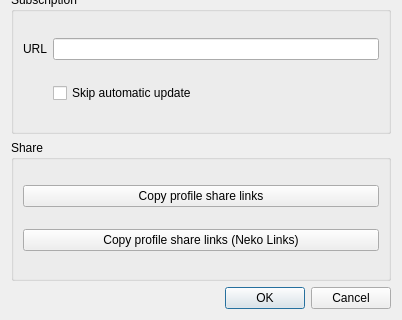
shengmo0210/Throne, file include/ui/group/dialog_edit_group.ui: the form before one commit; both pictures show x 0 to 402 and y 198 to 518 of the 402 by 518 pixel window.
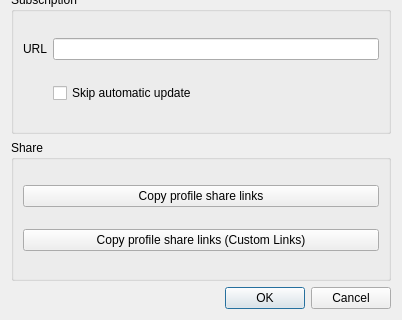
The form after the commit. Custom widgets are drawn as their Qt base class.

```diff
--- a/include/ui/group/dialog_edit_group.ui
+++ b/include/ui/group/dialog_edit_group.ui
@@ -169,7 +169,7 @@
       <item>
        <widget class="QPushButton" name="copy_links_nkr">
         <property name="text">
-         <string>Copy profile share links (Neko Links)</string>
+         <string>Copy profile share links (Custom Links)</string>
         </property>
        </widget>
       </item>
```
